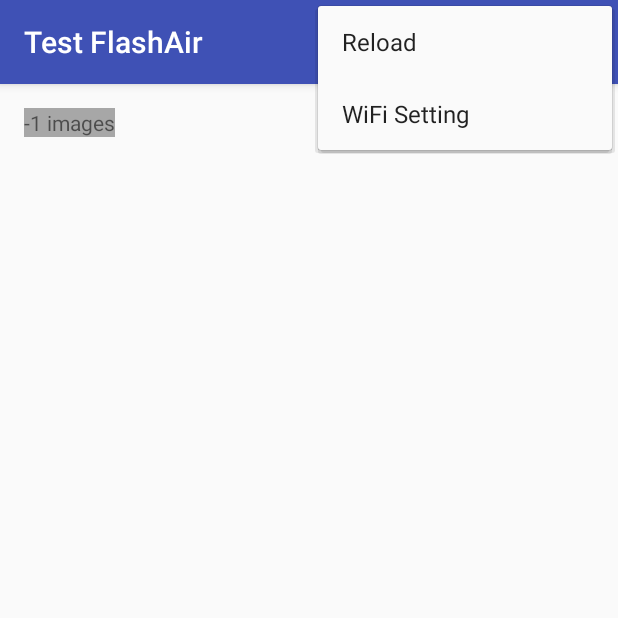
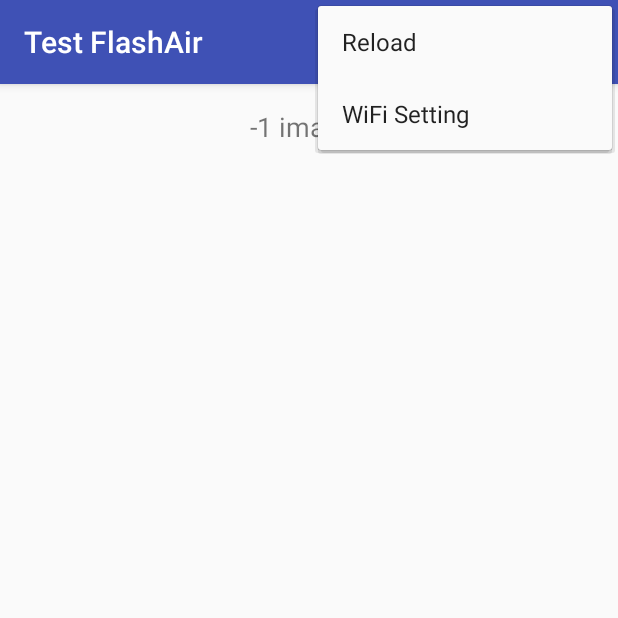
Before and after one commit to oatpano/FlashAir, an Android app: the screen it shows after launch (MainActivity), with the options menu open, on a phone screen of 412 x 824 dp, the top half of it. Run offline under Robolectric (Android 15) with nearby library versions, the phone set to English and light mode, and no system bars; pictures from the network do not load; 1 statement that could not run was skipped.

Commit message:
เพิ่ม smoothScrollToPosition, แก้ layout เพิ่มเติม

```diff
--- a/app/src/main/java/ibs/ctdm/testflashair/MainActivity.java
+++ b/app/src/main/java/ibs/ctdm/testflashair/MainActivity.java
@@ -116,6 +116,7 @@ public class MainActivity extends AppCompatActivity {
                 super.onPostExecute(result);
                 fileListAdapter.setImageResults(result);
                 fileListAdapter.notifyDataSetChanged();
+                listView.smoothScrollToPosition(result.size() - 1);
             }
         }.execute();
     }
--- a/app/src/main/res/layout/activity_main.xml
+++ b/app/src/main/res/layout/activity_main.xml
@@ -15,7 +15,8 @@
         android:layout_width="wrap_content"
         android:layout_height="wrap_content"
         android:text="File count"
-        android:background="#55000000"/>
+        android:layout_centerHorizontal="true"
+        android:textSize="18sp" />
 
     <ListView
         android:id="@+id/listView"
--- a/build.gradle
+++ b/build.gradle
@@ -5,7 +5,7 @@ buildscript {
         jcenter()
     }
     dependencies {
-        classpath 'com.android.tools.build:gradle:2.2.1'
+        classpath 'com.android.tools.build:gradle:2.2.2'
 
         // NOTE: Do not place your application dependencies here; they belong
         // in the individual module build.gradle files
```
